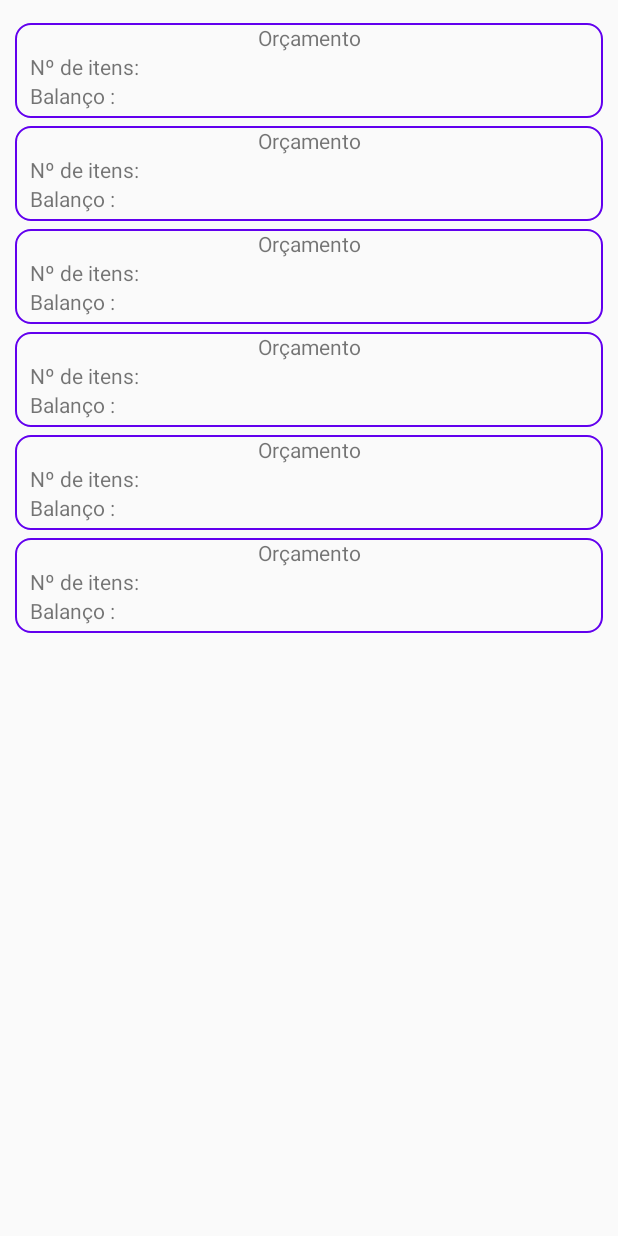
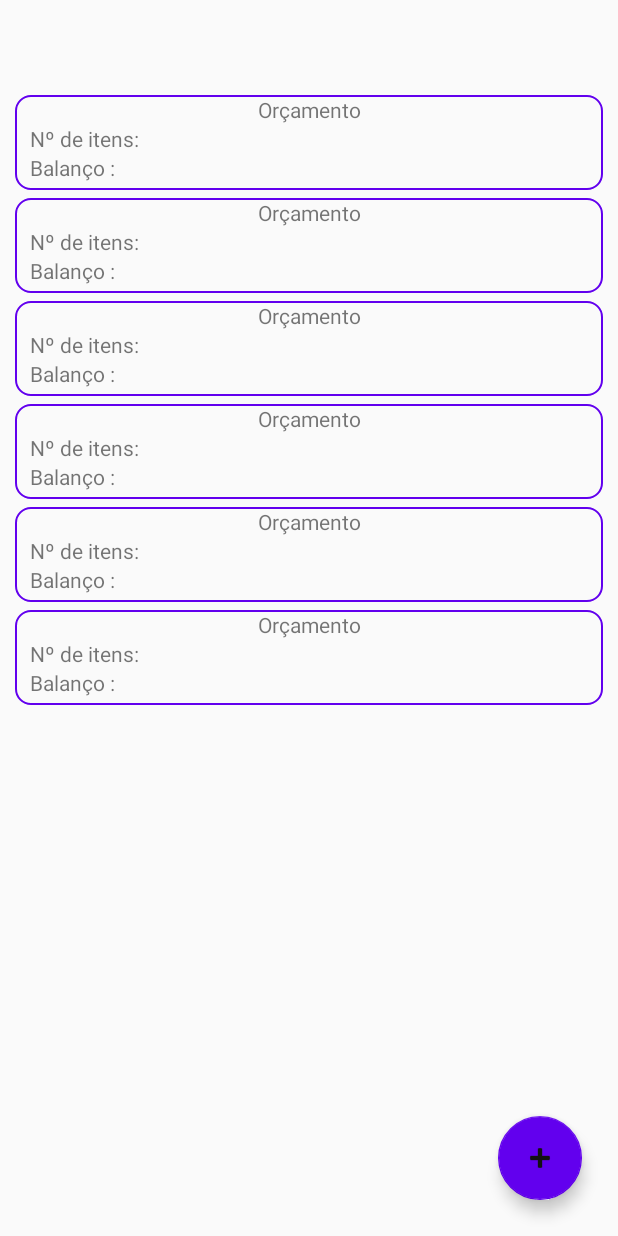
Before and after one commit to Wallace-F-Rosa/despesas-app, an Android app: the layout fragment_orcamento.xml on its own in the app's theme, with its tools: preview values and no code run, on a phone screen of 412 x 824 dp. Run offline under Robolectric (Android 15) with nearby library versions, the phone set to English and light mode, and no system bars.

Commit message:
adição de botão flutuante na lista de orçamentos
botão será usado para adicionar um orcamento

```diff
--- a/app/src/main/res/layout/fragment_orcamento.xml
+++ b/app/src/main/res/layout/fragment_orcamento.xml
@@ -1,27 +1,49 @@
 <?xml version="1.0" encoding="utf-8"?>
-<LinearLayout xmlns:android="http://schemas.android.com/apk/res/android"
+<RelativeLayout xmlns:android="http://schemas.android.com/apk/res/android"
+    xmlns:app="http://schemas.android.com/apk/res-auto"
     xmlns:tools="http://schemas.android.com/tools"
     android:layout_width="match_parent"
     android:layout_height="match_parent"
     tools:context=".view.OrcamentoFragment"
+    android:layout_marginTop="48dp"
     >
+
     <ScrollView
+        android:id="@+id/scrollView3"
         android:layout_width="match_parent"
         android:layout_height="match_parent">
 
         <androidx.recyclerview.widget.RecyclerView
+            android:id="@+id/orcamento_list"
             android:layout_width="match_parent"
-            android:layout_height="match_parent"
+            android:layout_height="wrap_content"
             android:layout_marginLeft="10dp"
             android:layout_marginTop="15dp"
             android:layout_marginRight="10dp"
             android:layout_marginBottom="15dp"
             tools:itemCount="11"
-            tools:listitem="@layout/orcamento_view_item"
-            android:id="@+id/orcamento_list"
-            >
+            tools:listitem="@layout/orcamento_view_item">
 
         </androidx.recyclerview.widget.RecyclerView>
     </ScrollView>
 
-</LinearLayout>
+    <com.google.android.material.floatingactionbutton.FloatingActionButton
+        android:id="@+id/btnAddOrcamento"
+        android:layout_width="wrap_content"
+        android:layout_height="wrap_content"
+        android:layout_alignParentEnd="true"
+        android:layout_alignParentRight="true"
+        android:layout_alignParentBottom="true"
+        android:layout_gravity="end|bottom"
+        android:layout_marginRight="24dp"
+        android:layout_marginBottom="24dp"
+        android:clickable="true"
+        android:src="@android:drawable/ic_input_add"
+        app:backgroundTint="@color/colorPrimary"
+        android:tint="#121212"
+        app:layout_constraintBottom_toBottomOf="parent"
+        app:layout_constraintEnd_toEndOf="parent"
+        app:layout_constraintStart_toStartOf="@+id/scrollView3"
+        app:layout_constraintTop_toTopOf="parent" />
+
+</RelativeLayout>
```
